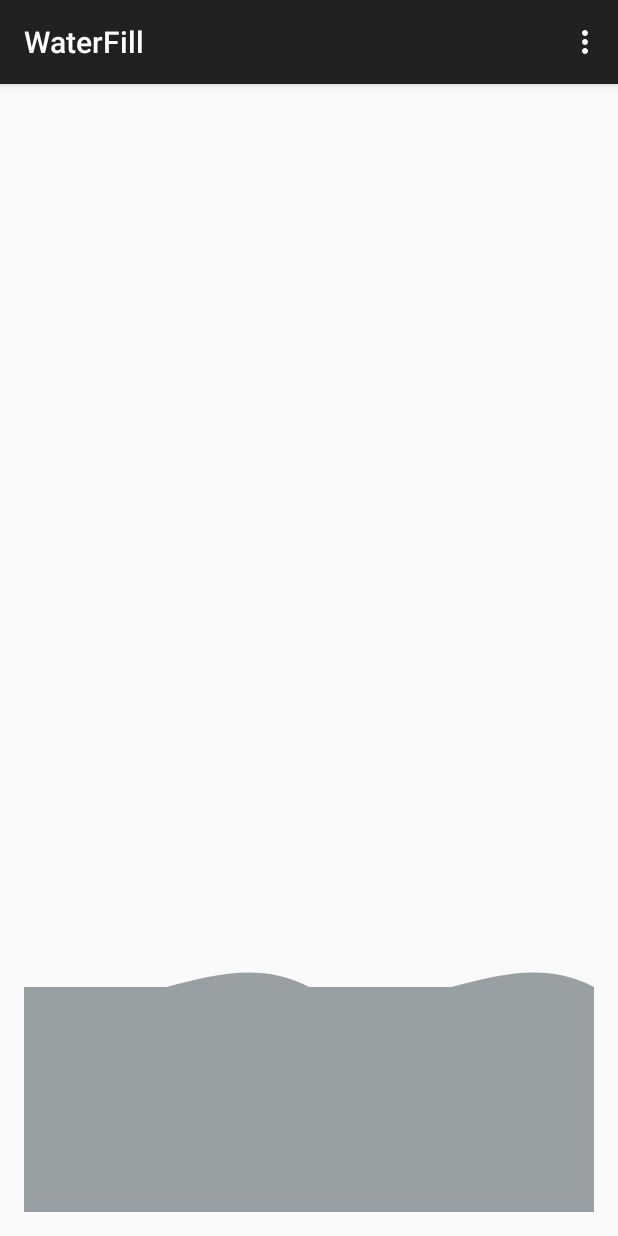
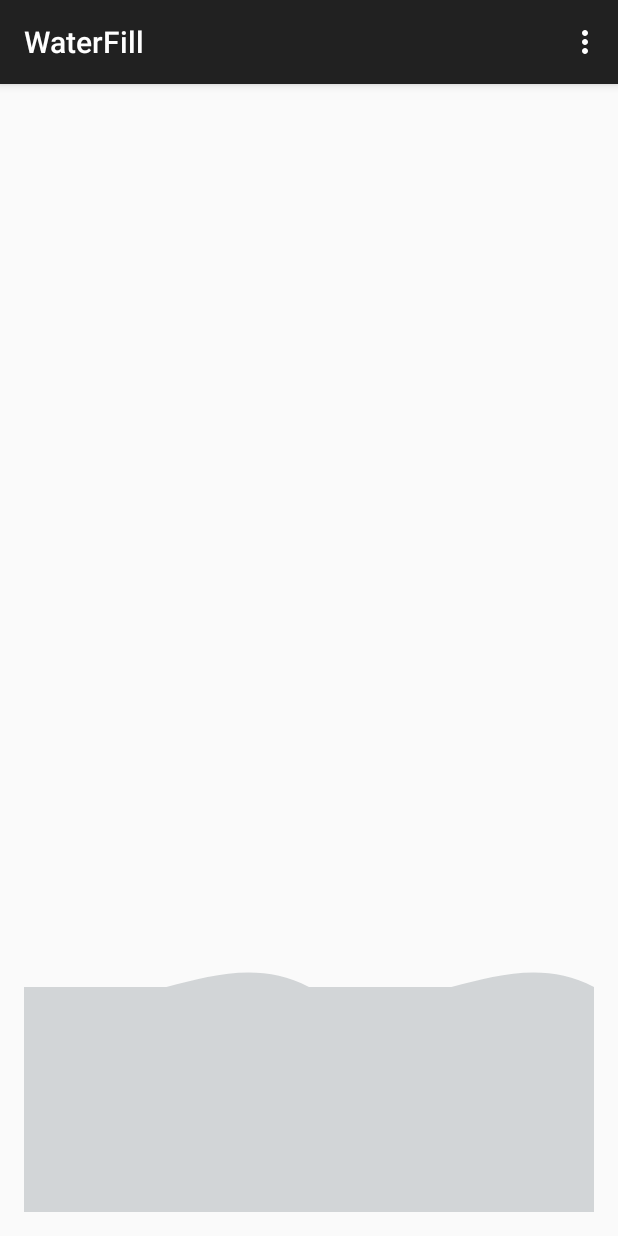
Before and after one commit to naveen246/water_fill, an Android app: the screen it shows after launch (MainActivity), on a phone screen of 412 x 824 dp. Run offline under Robolectric (Android 15) with nearby library versions, the phone set to English and light mode, and no system bars.

```diff
--- a/app/src/main/java/com/example/naveen/customviews/WaterFill.java
+++ b/app/src/main/java/com/example/naveen/customviews/WaterFill.java
@@ -17,29 +17,19 @@ import com.example.naveen.waterfill.R;
 public class WaterFill extends View {
 
     int waterColor;
-    Paint mSurfaceLinePaint = new Paint();
-    Paint mWaterPaint = new Paint();
-    Path mPath;
+    Paint paint = new Paint();
+    Path path;
     int y0, y1, y2;
-    int xOffset, yOffset;
+    int xOffset;
+    int yOffset = 25;
+    int amplitude = 50;
     int height, width;
-    int bezierPointsCount = 6;
     int currentRun = 0;
 
     public WaterFill(Context context, AttributeSet attrs) {
         super(context, attrs);
 
         parseAttributes(context.obtainStyledAttributes(attrs, R.styleable.WaterFill));
-    }
-
-    public int getColor() {
-        return waterColor;
-    }
-
-    public void setColor(int waterColor) {
-        this.waterColor = waterColor;
-        invalidate();
-        requestLayout();
     }
 
     private void parseAttributes(TypedArray a) {
@@ -51,21 +41,16 @@ public class WaterFill extends View {
     }
 
     private void setupPaints() {
-        mSurfaceLinePaint.setColor(waterColor);
-        mSurfaceLinePaint.setAntiAlias(true);
-        mSurfaceLinePaint.setStyle(Paint.Style.FILL);
-
-        mWaterPaint.setColor(waterColor);
-        mWaterPaint.setAntiAlias(true);
-        mWaterPaint.setStyle(Paint.Style.FILL);
+        paint.setColor(waterColor);
+        paint.setAntiAlias(true);
+        paint.setStyle(Paint.Style.FILL);
     }
 
     private void setupBounds() {
         width = getWidth();
         height = getHeight();
-        xOffset = width / bezierPointsCount;
-        yOffset = height / 6;
-        y0 = height - 50;
+        xOffset = width / 6;
+        y0 = height - amplitude;
     }
 
     @Override
@@ -81,23 +66,23 @@ public class WaterFill extends View {
     protected void onDraw(Canvas canvas) {
         super.onDraw(canvas);
 
-        mPath = new Path();
-        mPath.moveTo(0, y0);
+        path = new Path();
+        path.moveTo(0, y0);
 
         if(currentRun % 2 == 0) {
-            y1 = y0 - 50; y2 = y0 + 50;
+            y1 = y0 - amplitude; y2 = y0 + amplitude;
         } else {
-            y1 = y0 + 50; y2 = y0 - 50;
+            y1 = y0 + amplitude; y2 = y0 - amplitude;
         }
 
-        mPath.cubicTo(xOffset, y1, (xOffset * 2), y2, (xOffset * 3), y0);
-        mPath.moveTo((xOffset * 3), y0);
-        mPath.cubicTo((xOffset * 4), y1, (xOffset * 5), y2, (xOffset * 6), y0);
-        canvas.drawPath(mPath, mSurfaceLinePaint);
-        canvas.drawRect(0, y0, width, height, mSurfaceLinePaint);
+        path.cubicTo(xOffset, y1, (xOffset * 2), y2, (xOffset * 3), y0);
+        path.moveTo((xOffset * 3), y0);
+        path.cubicTo((xOffset * 4), y1, (xOffset * 5), y2, (xOffset * 6), y0);
+        canvas.drawPath(path, paint);
+        canvas.drawRect(0, y0, width, height, paint);
         currentRun++;
-        if(y0 - 50 > 0) {
-            y0 -= 25;
+        if(y0 - amplitude > 0) {
+            y0 -= yOffset;
             postInvalidateDelayed(500);
         }
     }
--- a/app/src/main/res/layout/activity_main.xml
+++ b/app/src/main/res/layout/activity_main.xml
@@ -12,7 +12,7 @@
         android:layout_width="match_parent"
         android:layout_height="400dp"
         android:layout_alignParentBottom="true"
-        android:alpha="0.5"
+        android:alpha="0.2"
         WaterFill:waterColor="@color/material_blue_grey_800" />
 
 </RelativeLayout>
```
